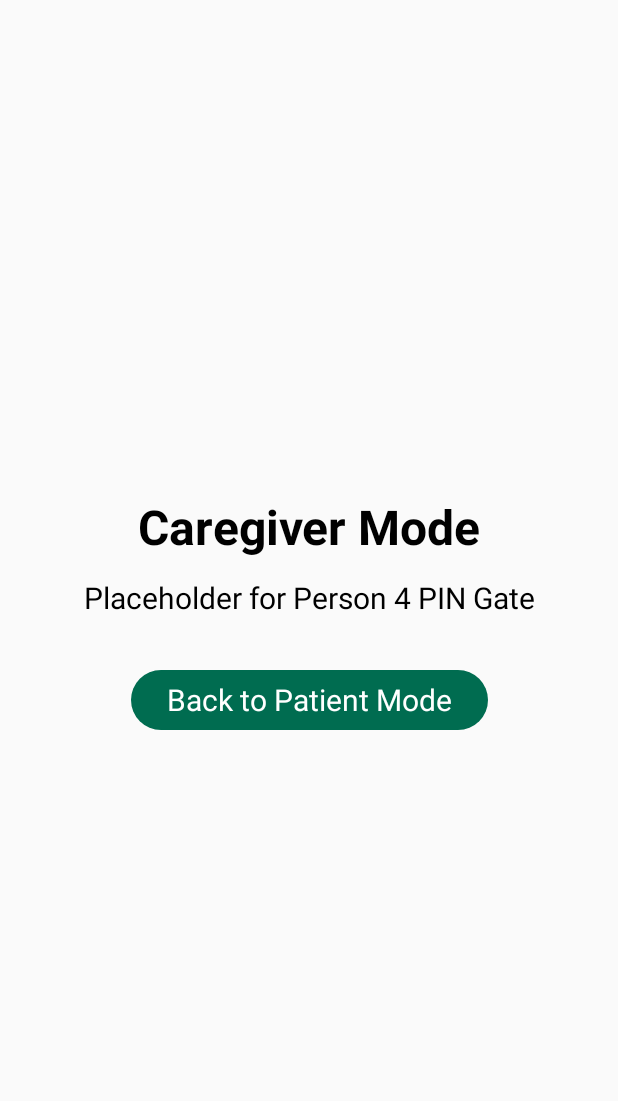
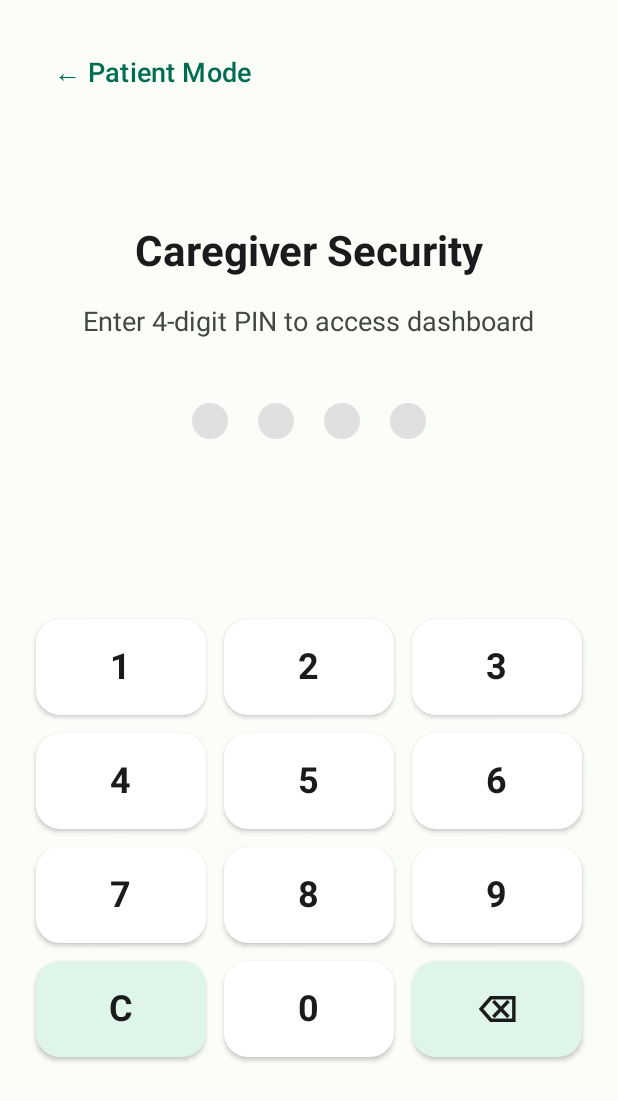
Before and after one commit to Aaarya2117/Shiori, an Android app built with Jetpack Compose: the CaregiverPinScreen screen opened through its navigation route, on a phone screen of 412 x 824 dp. Shown: the top 1101 px of the screen. Run offline under Robolectric (Android 15) with nearby library versions, the phone set to English and light mode, and no system bars; our stand-ins replace Dagger/Hilt's generated code.

Commit message:
feat: implement Caregiver PIN gate, dashboard analytics, and DPDP disclaimer

```diff
--- /dev/null
+++ b/app/src/main/java/com/shiori/app/ui/caregiver/CaregiverPinScreen.kt
@@ -0,0 +1,166 @@
+package com.shiori.app.ui.caregiver
+
+import androidx.activity.compose.BackHandler
+import androidx.compose.foundation.background
+import androidx.compose.foundation.layout.*
+import androidx.compose.foundation.shape.CircleShape
+import androidx.compose.foundation.shape.RoundedCornerShape
+import androidx.compose.material3.*
+import androidx.compose.runtime.*
+import androidx.compose.ui.Alignment
+import androidx.compose.ui.Modifier
+import androidx.compose.ui.graphics.Color
+import androidx.compose.ui.text.font.FontWeight
+import androidx.compose.ui.unit.dp
+import androidx.compose.ui.unit.sp
+
+@Composable
+fun CaregiverPinScreen(
+    onPinCorrect: () -> Unit,
+    onBack: () -> Unit
+) {
+    BackHandler { onBack() }
+
+    var enteredPin by remember { mutableStateOf("") }
+    var isError by remember { mutableStateOf(false) }
+
+    fun handleDigit(d: String) {
+        if (enteredPin.length < 4) {
+            val next = enteredPin + d
+            enteredPin = next
+            isError = false
+            if (next.length == 4) {
+                if (next == "1234") {
+                    onPinCorrect()
+                } else {
+                    isError = true
+                    enteredPin = ""
+                }
+            }
+        }
+    }
+
+    Column(
+        modifier = Modifier
+            .fillMaxSize()
+            .background(Color(0xFFFBFDF9))
+            .padding(24.dp),
+        horizontalAlignment = Alignment.CenterHorizontally,
+        verticalArrangement = Arrangement.SpaceBetween
+    ) {
+        // Top header
+        Row(
+            modifier = Modifier.fillMaxWidth(),
+            verticalAlignment = Alignment.CenterVertically
+        ) {
+            TextButton(onClick = onBack) {
+                Text("← Patient Mode", fontSize = 18.sp, color = Color(0xFF006C50))
+            }
+        }
+
+        // Title and PIN indicator
+        Column(
+            horizontalAlignment = Alignment.CenterHorizontally,
+            verticalArrangement = Arrangement.spacedBy(16.dp)
+        ) {
+            Text(
+                text = "Caregiver Security",
+                fontSize = 28.sp,
+                fontWeight = FontWeight.Bold,
+                color = Color(0xFF191C1A)
+            )
+            Text(
+                text = "Enter 4-digit PIN to access dashboard",
+                fontSize = 18.sp,
+                color = Color(0xFF424742)
+            )
+
+            Spacer(Modifier.height(8.dp))
+
+            // PIN Dots
+            Row(
+                horizontalArrangement = Arrangement.spacedBy(20.dp),
+                verticalAlignment = Alignment.CenterVertically
+            ) {
+                for (i in 0 until 4) {
+                    val filled = i < enteredPin.length
+                    Box(
+                        modifier = Modifier
+                            .size(24.dp)
+                            .background(
+                                color = if (filled) Color(0xFF006C50) else Color(0xFFE0E0E0),
+                                shape = CircleShape
+                            )
+                    )
+                }
+            }
+
+            if (isError) {
+                Text(
+                    text = "Incorrect PIN. Default is 1234.",
+                    color = MaterialTheme.colorScheme.error,
+                    fontSize = 16.sp,
+                    fontWeight = FontWeight.SemiBold
+                )
+            } else {
+                Spacer(Modifier.height(24.dp))
+            }
+        }
+
+        // Numeric Keypad (0-9, Backspace, Clear)
+        Column(
+            modifier = Modifier.fillMaxWidth(),
+            verticalArrangement = Arrangement.spacedBy(12.dp)
+        ) {
+            val rows = listOf(
+                listOf("1", "2", "3"),
+                listOf("4", "5", "6"),
+                listOf("7", "8", "9"),
+                listOf("C", "0", "⌫")
+            )
+            for (row in rows) {
+                Row(
+                    modifier = Modifier.fillMaxWidth(),
+                    horizontalArrangement = Arrangement.spacedBy(12.dp)
+                ) {
+                    for (key in row) {
+                        Button(
+                            onClick = {
+                                when (key) {
+                                    "C" -> {
+                                        enteredPin = ""
+                                        isError = false
+                                    }
+                                    "⌫" -> {
+                                        if (enteredPin.isNotEmpty()) {
+                                            enteredPin = enteredPin.dropLast(1)
+                                            isError = false
+                                        }
+                                    }
+                                    else -> handleDigit(key)
+                                }
+                            },
+                            modifier = Modifier
+                                .weight(1f)
+                                .height(64.dp),
+                            shape = RoundedCornerShape(16.dp),
+                            colors = ButtonDefaults.buttonColors(
+                                containerColor = if (key == "C" || key == "⌫") Color(0xFFE0F5EA) else Color.White,
+                                contentColor = Color(0xFF191C1A)
+                            ),
+                            elevation = ButtonDefaults.buttonElevation(defaultElevation = 2.dp)
+                        ) {
+                            Text(
+                                text = key,
+                                fontSize = 24.sp,
+                                fontWeight = FontWeight.Bold
+                            )
+                        }
+                    }
+                }
+            }
+        }
+
+        Spacer(Modifier.height(16.dp))
+    }
+}
--- a/app/src/main/java/com/shiori/app/ui/navigation/ShioriNavHost.kt
+++ b/app/src/main/java/com/shiori/app/ui/navigation/ShioriNavHost.kt
@@ -5,6 +5,8 @@ import com.shiori.app.ui.patient.PatternSequenceScreen
 import com.shiori.app.ui.patient.MemoryMatchScreen
 import com.shiori.app.ui.patient.PatientHomeScreen
 import com.shiori.app.ui.patient.DailyRoutineScreen
+import com.shiori.app.ui.caregiver.CaregiverPinScreen
+import com.shiori.app.ui.caregiver.CaregiverDashboardScreen
 import androidx.compose.foundation.layout.Arrangement
 import androidx.compose.foundation.layout.Column
 import androidx.compose.foundation.layout.Spacer
@@ -78,7 +80,7 @@ fun ShioriNavHost(
                     navController.navigate(NavRoutes.DailyRoutine.route)
                 },
                 onReminderClick = {
-                    // Reminder navigation will be added later
+                    navController.navigate(NavRoutes.DailyRoutine.route)
                 },
                 onCaregiverClick = {
                     navController.navigate(NavRoutes.CaregiverPin.route)
@@ -124,27 +126,26 @@ fun ShioriNavHost(
         }
         //3. Caregiver PIN
         composable(NavRoutes.CaregiverPin.route) {
-            Column(
-                modifier = Modifier
-                    .fillMaxSize()
-                    .padding(24.dp),
-                verticalArrangement = Arrangement.Center,
-                horizontalAlignment = Alignment.CenterHorizontally
-            ) {
-                Text(
-                    text = "Caregiver Mode",
-                    style = MaterialTheme.typography.headlineLarge
-                )
-                Spacer(modifier = Modifier.height(16.dp))
-                Text(
-                    text = "Placeholder for Person 4 PIN Gate",
-                    style = MaterialTheme.typography.bodyLarge
-                )
-                Spacer(modifier = Modifier.height(32.dp))
-                Button(onClick = { navController.popBackStack() }) {
-                    Text("Back to Patient Mode", style = MaterialTheme.typography.bodyLarge)
+            CaregiverPinScreen(
+                onPinCorrect = {
+                    navController.navigate(NavRoutes.CaregiverDashboard.route) {
+                        popUpTo(NavRoutes.CaregiverPin.route) { inclusive = true }
+                    }
+                },
+                onBack = { navController.popBackStack() }
+            )
+        }
+        //4. Caregiver Dashboard
+        composable(NavRoutes.CaregiverDashboard.route) {
+            CaregiverDashboardScreen(
+                gameRepository = gameRepository,
+                reminderRepository = reminderRepository,
+                onBackToPatient = {
+                    navController.navigate(NavRoutes.PatientHome.route) {
+                        popUpTo(NavRoutes.PatientHome.route) { inclusive = true }
+                    }
                 }
-            }
+            )
         }
     }
 }
```
Also changed, not shown: app/src/main/java/com/shiori/app/ui/caregiver/CaregiverDashboardScreen.kt (added, +302 -0 lines), app/src/main/java/com/shiori/app/ui/caregiver/DpdpDisclaimerDialog.kt (added, +73 -0 lines), 1 other file.
